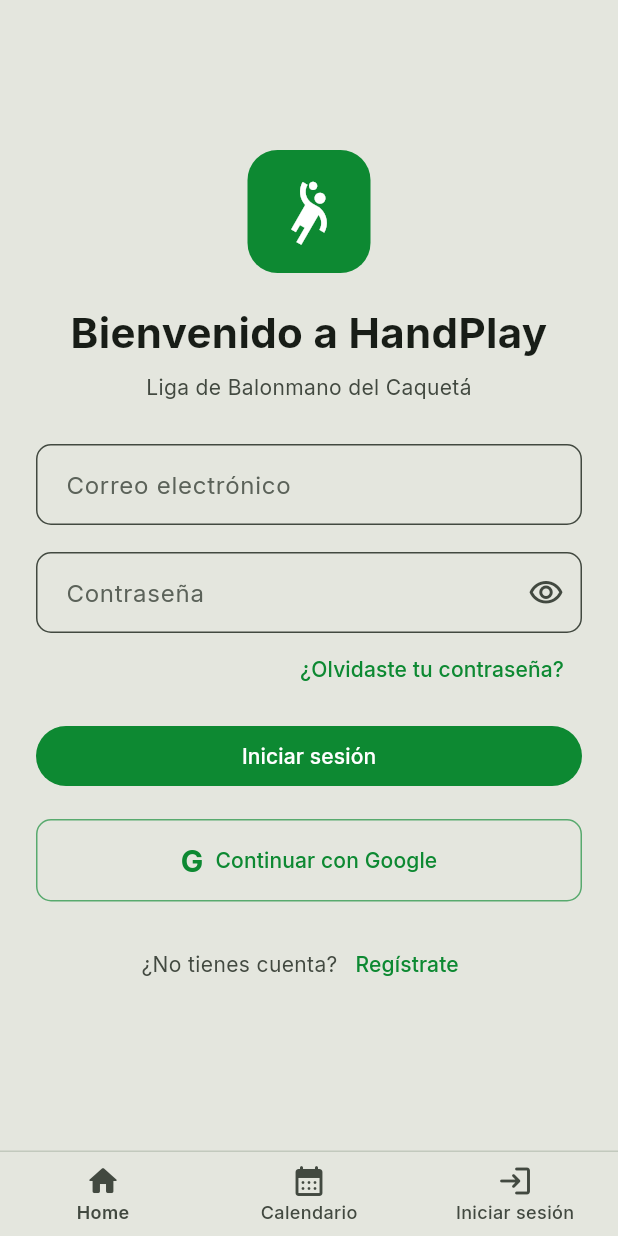
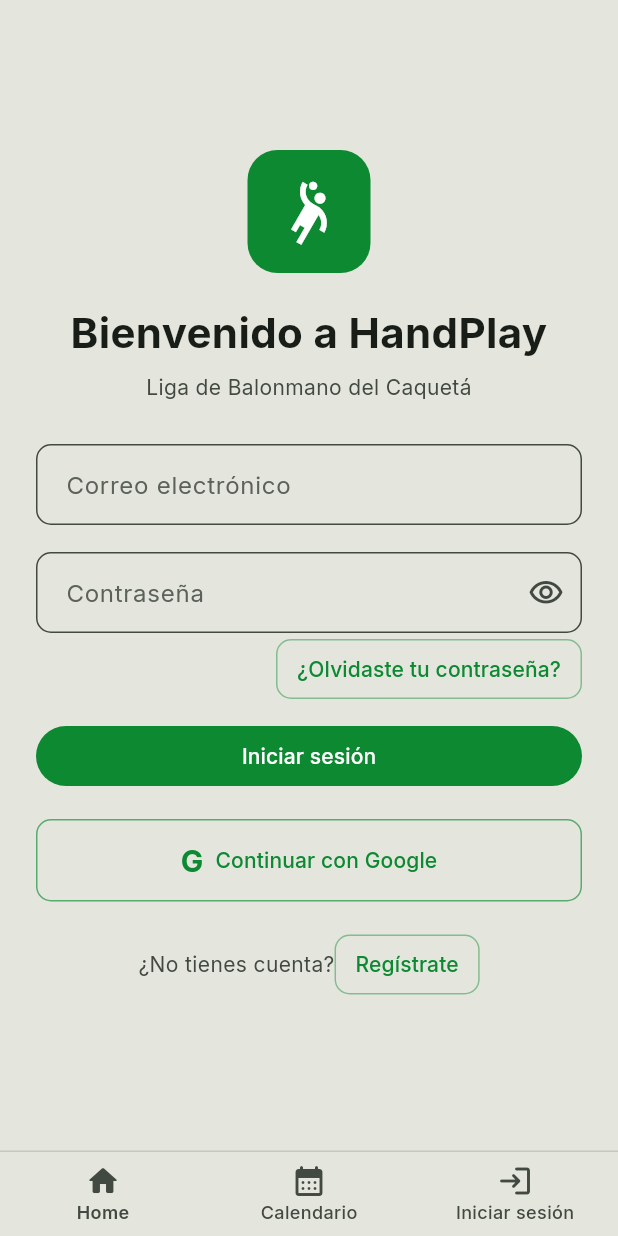
Before and after one commit to tatiana1104/handplay_demo, a Flutter app: the screen it shows after launch, item 3 of the bottom bar chosen, on a phone screen of 412 x 824 dp. Run offline on Flutter 3.47's test engine with Material 3 defaults, Android fonts, the phone set to English and light mode, and no system bars; our stand-ins replace cloud_firestore, dartz, equatable, firebase_auth, firebase_core, firebase_messaging and 5 more; accounts and stored records are empty.

```diff
--- a/lib/core/theme/app_theme.dart
+++ b/lib/core/theme/app_theme.dart
@@ -140,7 +140,9 @@ class AppTheme {
       textButtonTheme: TextButtonThemeData(
         style: TextButton.styleFrom(
           foregroundColor: brand,
+          side: BorderSide(color: brand.withValues(alpha: .45)),
           shape: RoundedRectangleBorder(borderRadius: BorderRadius.circular(10)),
+          padding: const EdgeInsets.symmetric(horizontal: 14, vertical: 10),
         ),
       ),
       // Botones principales (ElevatedButton): fondo verde de marca.
@@ -155,8 +157,9 @@ class AppTheme {
               ? const Color(0xFF0F1210)
               : Colors.white,
           shape: RoundedRectangleBorder(
-            borderRadius: BorderRadius.circular(8),
+            borderRadius: BorderRadius.circular(10),
           ),
+          padding: const EdgeInsets.symmetric(horizontal: 16, vertical: 13),
         ),
       ),
 
--- a/lib/features/referees/presentation/screens/referees_screen.dart
+++ b/lib/features/referees/presentation/screens/referees_screen.dart
@@ -128,14 +128,15 @@ class _AccreditationFilterChip extends StatelessWidget {
   Widget build(BuildContext context) {
     final colorScheme = Theme.of(context).colorScheme;
     return Material(
-      color: selected ? colorScheme.primary : colorScheme.surfaceContainerHighest,
+      color: selected ? colorScheme.primary.withValues(alpha: .22) : colorScheme.surfaceContainerHighest,
       borderRadius: BorderRadius.circular(20),
+      border: Border.all(color: selected ? colorScheme.primary.withValues(alpha: .45) : colorScheme.outlineVariant.withValues(alpha: .5)),
       child: InkWell(
         onTap: onTap,
         borderRadius: BorderRadius.circular(20),
         child: Padding(
           padding: const EdgeInsets.symmetric(horizontal: 15, vertical: 10),
-          child: Text(label, style: TextStyle(color: selected ? colorScheme.onPrimary : colorScheme.onSurfaceVariant, fontWeight: selected ? FontWeight.w700 : FontWeight.w600, fontSize: 13)),
+          child: Text(label, style: TextStyle(color: selected ? colorScheme.primary : colorScheme.onSurfaceVariant, fontWeight: selected ? FontWeight.w700 : FontWeight.w600, fontSize: 13)),
         ),
       ),
     );
--- a/lib/features/tournaments/presentation/screens/pending_registrations_screen.dart
+++ b/lib/features/tournaments/presentation/screens/pending_registrations_screen.dart
@@ -246,14 +246,15 @@ class _RegistrationFilterChip extends StatelessWidget {
   Widget build(BuildContext context) {
     final colorScheme = Theme.of(context).colorScheme;
     return Material(
-      color: selected ? colorScheme.primary : colorScheme.surfaceContainerHighest,
+      color: selected ? colorScheme.primary.withValues(alpha: .22) : colorScheme.surfaceContainerHighest,
       borderRadius: BorderRadius.circular(20),
+      border: Border.all(color: selected ? colorScheme.primary.withValues(alpha: .45) : colorScheme.outlineVariant.withValues(alpha: .5)),
       child: InkWell(
         onTap: onTap,
         borderRadius: BorderRadius.circular(20),
         child: Padding(
           padding: const EdgeInsets.symmetric(horizontal: 15, vertical: 10),
-          child: Text(label, style: TextStyle(color: selected ? colorScheme.onPrimary : colorScheme.onSurfaceVariant, fontWeight: selected ? FontWeight.w700 : FontWeight.w600, fontSize: 13)),
+          child: Text(label, style: TextStyle(color: selected ? colorScheme.primary : colorScheme.onSurfaceVariant, fontWeight: selected ? FontWeight.w700 : FontWeight.w600, fontSize: 13)),
         ),
       ),
     );
--- a/lib/features/tournaments/presentation/screens/torneos_screen.dart
+++ b/lib/features/tournaments/presentation/screens/torneos_screen.dart
@@ -449,7 +449,7 @@ class _StatusPill extends StatelessWidget {
             ? colors.onSurfaceVariant
             : (Theme.of(context).brightness == Brightness.dark ? AppColors.amberDark : AppColors.amberLight);
     return DecoratedBox(
-      decoration: BoxDecoration(color: color.withValues(alpha: .16), borderRadius: BorderRadius.circular(6)),
+      decoration: BoxDecoration(color: color.withValues(alpha: .16), borderRadius: BorderRadius.circular(6), border: Border.all(color: color.withValues(alpha: .28))),
       child: Padding(
         padding: const EdgeInsets.symmetric(horizontal: 9, vertical: 4),
         child: Text(label, style: TextStyle(fontSize: 11, fontWeight: FontWeight.w600, color: color)),
```
Also changed, not shown: lib/features/matches/presentation/widgets/match_status_label.dart (+7 -7 lines).
